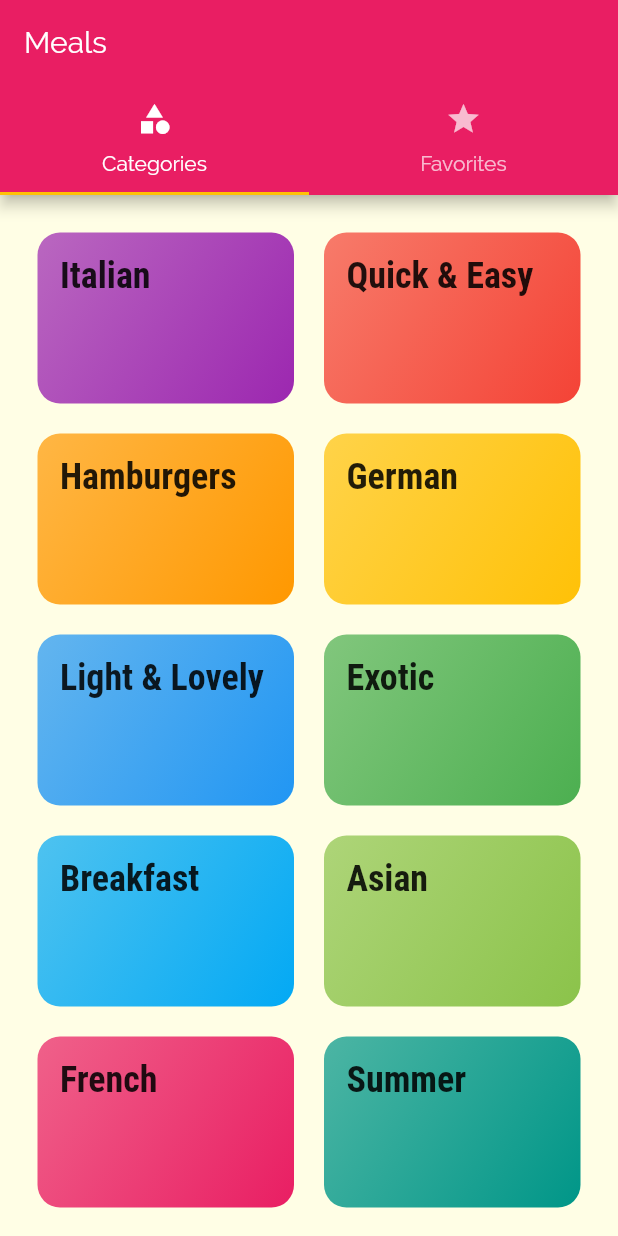
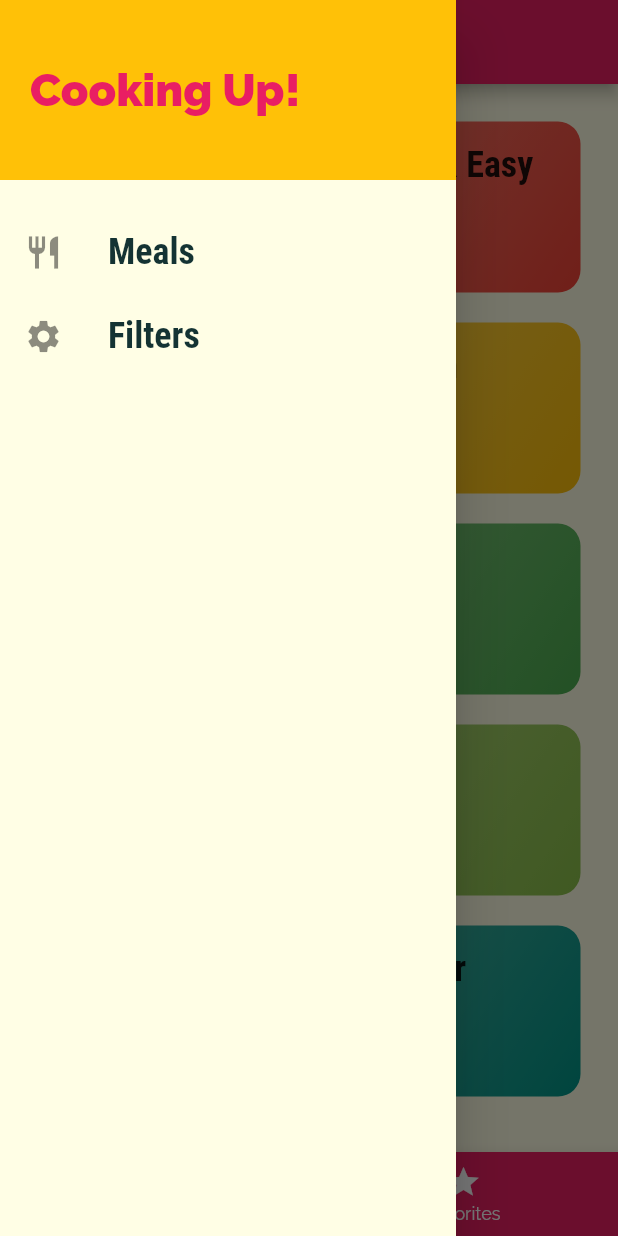
Before and after one commit to GeorgeYZJ/Flutter_mealAPP, a Flutter app: the screen it shows after launch, with the side drawer open (before the commit the screen has no drawer), on a phone screen of 412 x 824 dp. Run offline on Flutter 3.47's test engine with Material 2 defaults, Android fonts, the phone set to English and light mode, and no system bars.

Commit message:
course174

```diff
--- a/lib/main.dart
+++ b/lib/main.dart
@@ -1,4 +1,5 @@
 import 'package:flutter/material.dart';
+import './screens/filters_screen.dart';
 import './screens/tabs_screen.dart';
 
 import 'screens/category_meals_screen.dart';
@@ -37,6 +38,7 @@ class MyApp extends StatelessWidget {
         '/': (ctx) => TabsScreen(),
         CategoryMealsScreen.routeName: (ctx) => CategoryMealsScreen(),
         MealDetailScreen.routeName: (ctx) => MealDetailScreen(),
+        FiltersScreen.routeName: (ctx) => FiltersScreen(),
       },
     );
   }
--- /dev/null
+++ b/lib/screens/filters_screen.dart
@@ -0,0 +1,18 @@
+import 'package:flutter/material.dart';
+import '../widgets/main_drawer.dart';
+
+class FiltersScreen extends StatelessWidget {
+  static const routeName = '/filters';
+  @override
+  Widget build(BuildContext context) {
+    return Scaffold(
+      appBar: AppBar(
+        title: Text('Your Filters'),
+      ),
+      // drawer: MainDrawer(),
+      body: Center(
+        child: Text('Filters!'),
+      ),
+    );
+  }
+}
--- a/lib/screens/tabs_screen.dart
+++ b/lib/screens/tabs_screen.dart
@@ -1,4 +1,5 @@
 import 'package:flutter/material.dart';
+import '../widgets/main_drawer.dart';
 
 import './favourites_screen.dart';
 import './categories_screen.dart';
@@ -9,37 +10,51 @@ class TabsScreen extends StatefulWidget {
 }
 
 class _TabsScreenState extends State<TabsScreen> {
+  final List<Map<String, Object>> _pages = [
+    {
+      'page': CategoriesScreen(),
+      'title': 'Categories',
+    },
+    {
+      'page': FavoritesScreen(),
+      'title': 'Your Favorite',
+    },
+  ];
+  int _selectedPageIndex = 0;
+
+  void _selectPage(int index) {
+    setState(() {
+      _selectedPageIndex = index;
+    });
+  }
+
   @override
   Widget build(BuildContext context) {
-    return DefaultTabController(
-      length: 2,
-      // initialIndex: 0,
-      child: Scaffold(
-        appBar: AppBar(
-          title: Text('Meals'),
-          bottom: TabBar(
-            tabs: <Widget>[
-              Tab(
-                icon: Icon(
-                  Icons.category,
-                ),
-                text: 'Categories',
-              ),
-              Tab(
-                icon: Icon(
-                  Icons.star,
-                ),
-                text: 'Favorites',
-              ),
-            ],
+    return Scaffold(
+      appBar: AppBar(
+        title: Text(_pages[_selectedPageIndex]['title']),
+      ),
+      drawer: MainDrawer(),
+      body: _pages[_selectedPageIndex]['page'],
+      bottomNavigationBar: BottomNavigationBar(
+        onTap: _selectPage,
+        backgroundColor: Theme.of(context).primaryColor,
+        unselectedItemColor: Colors.white,
+        selectedItemColor: Theme.of(context).accentColor,
+        currentIndex: _selectedPageIndex,
+        // type: BottomNavigationBarType.fixed,
+        items: [
+          BottomNavigationBarItem(
+            backgroundColor: Theme.of(context).primaryColor,
+            icon: Icon(Icons.category),
+            title: Text('Categories'),
           ),
-        ),
-        body: TabBarView(
-          children: <Widget>[
-            CategoriesScreen(),
-            FavoritesScreen(),
-          ],
-        ),
+          BottomNavigationBarItem(
+            backgroundColor: Theme.of(context).primaryColor,
+            icon: Icon(Icons.star),
+            title: Text('Favorites'),
+          ),
+        ],
       ),
     );
   }
--- /dev/null
+++ b/lib/widgets/main_drawer.dart
@@ -0,0 +1,64 @@
+import 'package:flutter/material.dart';
+import '../screens/filters_screen.dart';
+
+class MainDrawer extends StatelessWidget {
+  Widget buildListTile(String title, IconData icon, Function tapHandler) {
+    return ListTile(
+      leading: Icon(
+        icon,
+        size: 26,
+      ),
+      title: Text(
+        title,
+        style: TextStyle(
+          fontFamily: 'RobotoCondensed',
+          fontSize: 24,
+          fontWeight: FontWeight.bold,
+        ),
+      ),
+      onTap: tapHandler,
+    );
+  }
+
+  @override
+  Widget build(BuildContext context) {
+    return Drawer(
+      child: Column(
+        children: [
+          Container(
+            height: 120,
+            width: double.infinity,
+            padding: EdgeInsets.all(20),
+            alignment: Alignment.centerLeft,
+            color: Theme.of(context).accentColor,
+            child: Text(
+              'Cooking Up!',
+              style: TextStyle(
+                  fontWeight: FontWeight.w900,
+                  fontSize: 30,
+                  color: Theme.of(context).primaryColor),
+            ),
+          ),
+          SizedBox(
+            height: 20,
+          ),
+          buildListTile(
+            'Meals',
+            Icons.restaurant,
+            () {
+              Navigator.of(context).pushReplacementNamed('/');
+            },
+          ),
+          buildListTile(
+            'Filters',
+            Icons.settings,
+            () {
+              Navigator.of(context)
+                  .pushReplacementNamed(FiltersScreen.routeName);
+            },
+          ),
+        ],
+      ),
+    );
+  }
+}
```
